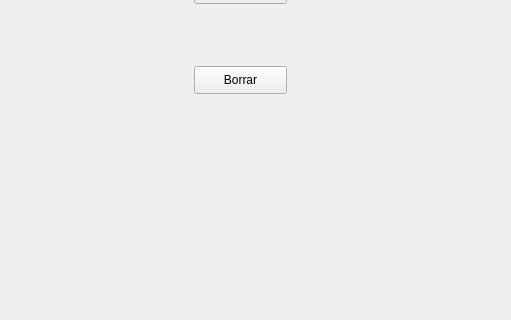
Above: TFGapp/TFGapp/gradosMain.ui from tfgapp/tfg before the change; both pictures show x 476 to 987 and y 274 to 594 of the 987 by 736 pixel window. Below: the same form after it.
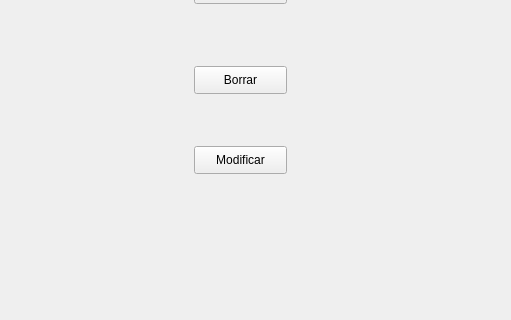
That is the form after the change.

Commit message: mejora import

The edit to the form file:
```diff
--- a/TFGapp/TFGapp/gradosMain.ui
+++ b/TFGapp/TFGapp/gradosMain.ui
@@ -49,6 +49,19 @@
     </rect>
    </property>
   </widget>
+  <widget class="QPushButton" name="Modificar">
+   <property name="geometry">
+    <rect>
+     <x>670</x>
+     <y>420</y>
+     <width>93</width>
+     <height>28</height>
+    </rect>
+   </property>
+   <property name="text">
+    <string>Modificar</string>
+   </property>
+  </widget>
  </widget>
  <layoutdefault spacing="6" margin="11"/>
  <resources/>
```
Left out of the diff: 17 changed lines with no effect on the pictures. The commit also changes 1 other file.
